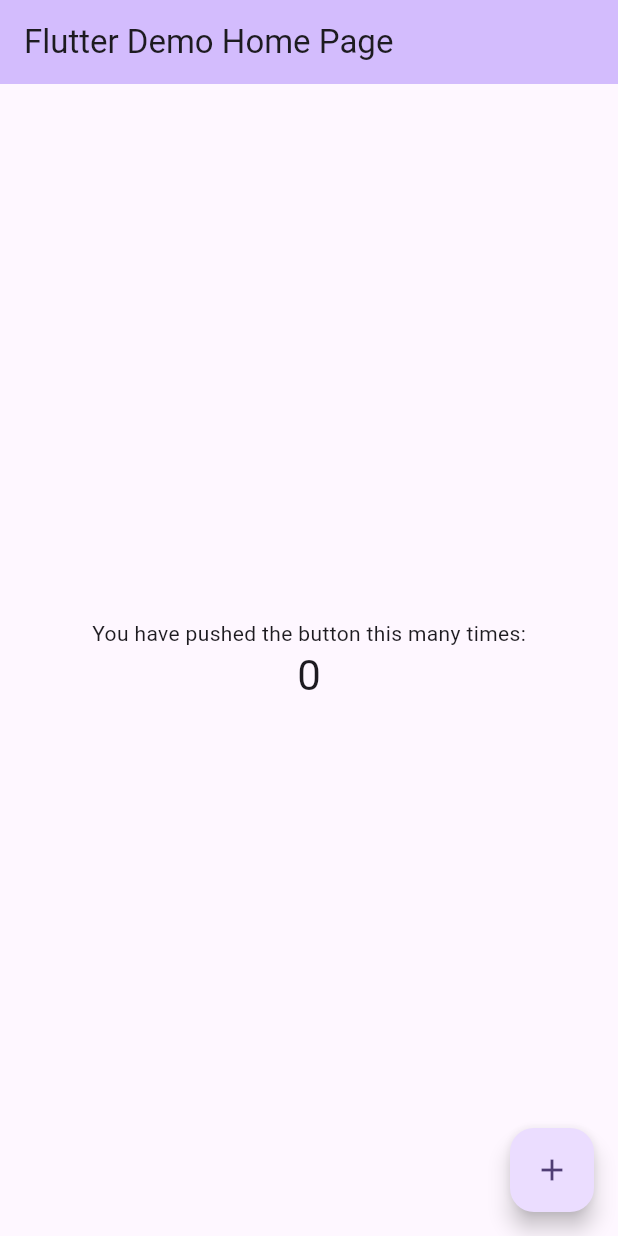
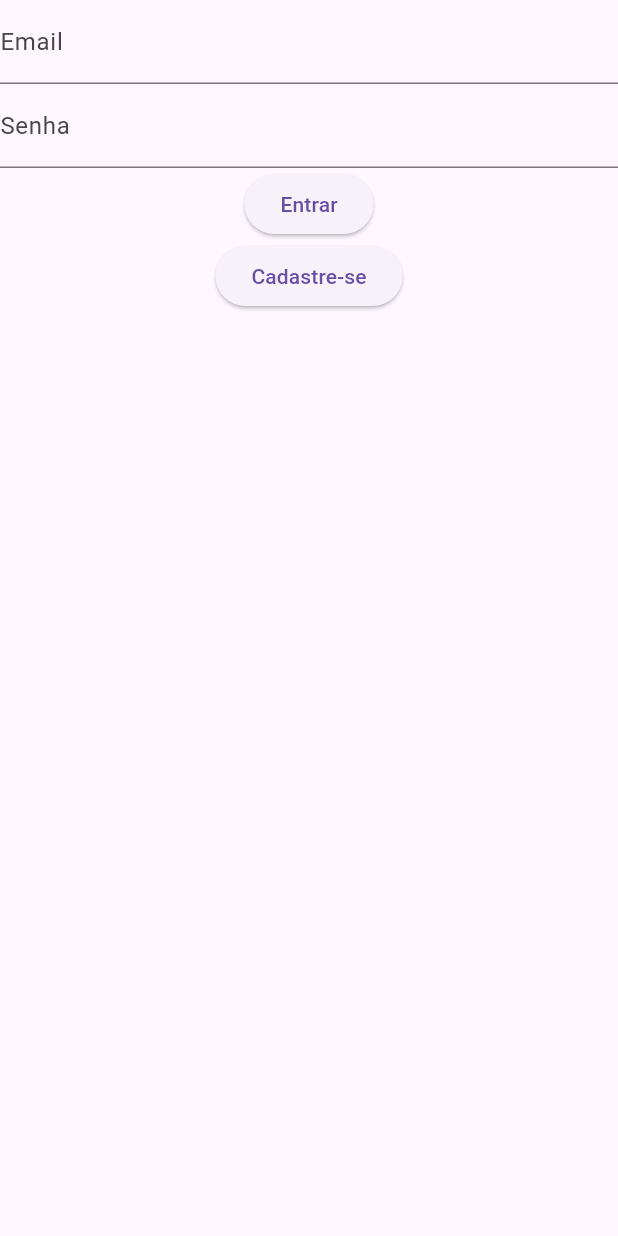
Before and after one commit to agrigorim/raa_pdm, a Flutter app: the screen it shows after launch, on a phone screen of 412 x 824 dp. Run offline on Flutter 3.47's test engine with Material 3 defaults, Android fonts, the phone set to English and light mode, and no system bars; our stand-ins replace firebase_auth, firebase_core; accounts and stored records are empty.

Commit message:
Login e Cadastro

```diff
--- /dev/null
+++ b/database.rules.json
@@ -0,0 +1,6 @@
+{
+  "rules": {
+    ".read": false,
+    ".write": false
+  }
+}
--- /dev/null
+++ b/firestore.indexes.json
@@ -0,0 +1,4 @@
+{
+  "indexes": [],
+  "fieldOverrides": []
+}
--- a/lib/main.dart
+++ b/lib/main.dart
@@ -1,125 +1,22 @@
 import 'package:flutter/material.dart';
+import 'package:firebase_core/firebase_core.dart';
+import 'package:provider/provider.dart';
+import 'package:raa_pdm/myapp.dart';
+import 'package:raa_pdm/firebase_options.dart';
+import 'package:raa_pdm/services/auth_service.dart';
 
-void main() {
-  runApp(const MyApp());
+void main() async {
+  WidgetsFlutterBinding.ensureInitialized();
+  await Firebase.initializeApp(
+    options: DefaultFirebaseOptions.currentPlatform,
+  );
+  Provider.debugCheckInvalidValueType = null;
+  runApp(
+    MultiProvider(
+      providers: [
+        ChangeNotifierProvider(create: (context) => AuthService()),
+      ],
+      child: const MyApp(),
+    ),
+  );
 }
-
-class MyApp extends StatelessWidget {
-  const MyApp({super.key});
-
-  // This widget is the root of your application.
-  @override
-  Widget build(BuildContext context) {
-    return MaterialApp(
-      title: 'Flutter Demo',
-      theme: ThemeData(
-        // This is the theme of your application.
-        //
-        // TRY THIS: Try running your application with "flutter run". You'll see
-        // the application has a purple toolbar. Then, without quitting the app,
-        // try changing the seedColor in the colorScheme below to Colors.green
-        // and then invoke "hot reload" (save your changes or press the "hot
-        // reload" button in a Flutter-supported IDE, or press "r" if you used
-        // the command line to start the app).
-        //
-        // Notice that the counter didn't reset back to zero; the application
-        // state is not lost during the reload. To reset the state, use hot
-        // restart instead.
-        //
-        // This works for code too, not just values: Most code changes can be
-        // tested with just a hot reload.
-        colorScheme: ColorScheme.fromSeed(seedColor: Colors.deepPurple),
-        useMaterial3: true,
-      ),
-      home: const MyHomePage(title: 'Flutter Demo Home Page'),
-    );
-  }
-}
-
-class MyHomePage extends StatefulWidget {
-  const MyHomePage({super.key, required this.title});
-
-  // This widget is the home page of your application. It is stateful, meaning
-  // that it has a State object (defined below) that contains fields that affect
-  // how it looks.
-
-  // This class is the configuration for the state. It holds the values (in this
-  // case the title) provided by the parent (in this case the App widget) and
-  // used by the build method of the State. Fields in a Widget subclass are
-  // always marked "final".
-
-  final String title;
-
-  @override
-  State<MyHomePage> createState() => _MyHomePageState();
-}
-
-class _MyHomePageState extends State<MyHomePage> {
-  int _counter = 0;
-
-  void _incrementCounter() {
-    setState(() {
-      // This call to setState tells the Flutter framework that something has
-      // changed in this State, which causes it to rerun the build method below
-      // so that the display can reflect the updated values. If we changed
-      // _counter without calling setState(), then the build method would not be
-      // called again, and so nothing would appear to happen.
-      _counter++;
-    });
-  }
-
-  @override
-  Widget build(BuildContext context) {
-    // This method is rerun every time setState is called, for instance as done
-    // by the _incrementCounter method above.
-    //
-    // The Flutter framework has been optimized to make rerunning build methods
-    // fast, so that you can just rebuild anything that needs updating rather
-    // than having to individually change instances of widgets.
-    return Scaffold(
-      appBar: AppBar(
-        // TRY THIS: Try changing the color here to a specific color (to
-        // Colors.amber, perhaps?) and trigger a hot reload to see the AppBar
-        // change color while the other colors stay the same.
-        backgroundColor: Theme.of(context).colorScheme.inversePrimary,
-        // Here we take the value from the MyHomePage object that was created by
-        // the App.build method, and use it to set our appbar title.
-        title: Text(widget.title),
-      ),
-      body: Center(
-        // Center is a layout widget. It takes a single child and positions it
-        // in the middle of the parent.
-        child: Column(
-          // Column is also a layout widget. It takes a list of children and
-          // arranges them vertically. By default, it sizes itself to fit its
-          // children horizontally, and tries to be as tall as its parent.
-          //
-          // Column has various properties to control how it sizes itself and
-          // how it positions its children. Here we use mainAxisAlignment to
-          // center the children vertically; the main axis here is the vertical
-          // axis because Columns are vertical (the cross axis would be
-          // horizontal).
-          //
-          // TRY THIS: Invoke "debug painting" (choose the "Toggle Debug Paint"
-          // action in the IDE, or press "p" in the console), to see the
-          // wireframe for each widget.
-          mainAxisAlignment: MainAxisAlignment.center,
-          children: <Widget>[
-            const Text(
-              'You have pushed the button this many times:',
-            ),
-            Text(
-              '$_counter',
-              style: Theme.of(context).textTheme.headlineMedium,
-            ),
-          ],
-        ),
-      ),
-      floatingActionButton: FloatingActionButton(
-        onPressed: _incrementCounter,
-        tooltip: 'Increment',
-        child: const Icon(Icons.add),
-      ), // This trailing comma makes auto-formatting nicer for build methods.
-    );
-  }
-}
--- /dev/null
+++ b/lib/models/usuario.dart
@@ -0,0 +1,17 @@
+class Usuario {
+  String _nome;
+  String _email;
+  String _senha;
+
+  Usuario({required String nome, required String email, required String senha})
+      : this._nome = nome,
+        this._email = email,
+        this._senha = senha;
+
+  String get nome => this._nome;
+  String get email => this._email;
+  String get senha => this._senha;
+  void set nome(String nome) => this._nome = nome;
+  void set email(String email) => this._email = email;
+  void set senha(String senha) => this._senha = senha;
+}
--- /dev/null
+++ b/lib/myapp.dart
@@ -0,0 +1,19 @@
+import 'package:flutter/material.dart';
+
+import 'package:raa_pdm/widgets/auth_check.dart';
+
+class MyApp extends StatelessWidget {
+  const MyApp({Key? key}) : super(key: key);
+
+  @override
+  Widget build(BuildContext context) {
+    return MaterialApp(
+      title: 'Reclamações UTFPR',
+      debugShowCheckedModeBanner: false,
+      theme: ThemeData(
+        primarySwatch: Colors.indigo,
+      ),
+      home: AuthCheck(),
+    );
+  }
+}
--- /dev/null
+++ b/lib/pages/login_page.dart
@@ -0,0 +1,107 @@
+import 'package:flutter/material.dart';
+import 'package:provider/provider.dart';
+import 'package:raa_pdm/pages/home_page.dart';
+import 'package:raa_pdm/pages/cadastro_page.dart';
+import 'package:raa_pdm/services/auth_service.dart';
+
+class LoginPage extends StatefulWidget {
+  const LoginPage({Key? key}) : super(key: key);
+
+  @override
+  State<LoginPage> createState() => _LoginPageState();
+}
+
+class _LoginPageState extends State<LoginPage> {
+  final formKey = GlobalKey<FormState>();
+  TextEditingController emailController = TextEditingController();
+  TextEditingController senhaController = TextEditingController();
+  final GlobalKey<NavigatorState> _navigator = GlobalKey<NavigatorState>();
+
+  bool loading = false;
+  bool logged = false;
+
+  login() async {
+    setState(() => loading = true);
+    try {
+      await context
+          .read<AuthService>()
+          .login(emailController.text, senhaController.text);
+    } on AuthException catch (e) {
+      setState(() => loading = false);
+      ScaffoldMessenger.of(context)
+          .showSnackBar(SnackBar(content: Text(e.mensagem)));
+    }
+    if (loading) {
+      setState(() => logged = true);
+      setState(() => loading = false);
+    }
+  }
+
+  @override
+  Widget build(BuildContext context) {
+    return Scaffold(
+      body: Form(
+        key: formKey,
+        child: Column(
+          children: <Widget>[
+            TextFormField(
+              controller: emailController,
+              decoration: InputDecoration(
+                labelText: 'Email',
+              ),
+              validator: (value) {
+                if (value?.isEmpty ?? true) {
+                  return 'Email obrigatório';
+                }
+                return null;
+              },
+            ),
+            TextFormField(
+              controller: senhaController,
+              decoration: InputDecoration(
+                labelText: 'Senha',
+              ),
+              validator: (value) {
+                if (value?.isEmpty ?? true) {
+                  return 'Senha obrigatória';
+                }
+                return null;
+              },
+            ),
+            ElevatedButton(
+              onPressed: () {
+                if (formKey.currentState != null &&
+                    formKey.currentState!.validate()) {
+                  login();
+                }
+                if (logged) {
+                  Navigator.push(
+                    context,
+                    MaterialPageRoute(
+                      builder: (context) => HomePage(),
+                    ),
+                  );
+                } else {
+                  ScaffoldMessenger.of(context).showSnackBar(
+                      SnackBar(content: Text('Usuário ou senha incorreto!')));
+                }
+              },
+              child: Text('Entrar'),
+            ),
+            ElevatedButton(
+              child: Text('Cadastre-se'),
+              onPressed: () {
+                Navigator.push(
+                  context,
+                  MaterialPageRoute(
+                    builder: (context) => CadastroPage(),
+                  ),
+                );
+              },
+            ),
+          ],
+        ),
+      ),
+    );
+  }
+}
--- /dev/null
+++ b/lib/services/auth_service.dart
@@ -0,0 +1,61 @@
+import 'package:firebase_auth/firebase_auth.dart';
+import 'package:flutter/material.dart';
+
+class AuthException implements Exception {
+  String mensagem;
+  AuthException(this.mensagem);
+}
+
+class AuthService extends ChangeNotifier {
+  final FirebaseAuth _auth = FirebaseAuth.instance;
+  User? usuario;
+  bool isLoading;
+
+  AuthService() : isLoading = true {
+    _authCheck();
+  }
+
+  _authCheck() {
+    _auth.authStateChanges().listen((User? user) {
+      usuario = (user == null) ? null : user;
+      isLoading = false;
+      notifyListeners();
+    });
+  }
+
+  _getUser() {
+    usuario = _auth.currentUser;
+    notifyListeners();
+  }
+
+  registrar(String email, String senha) async {
+    try {
+      await _auth.createUserWithEmailAndPassword(email: email, password: senha);
+      _getUser();
+    } on FirebaseAuthException catch (e) {
+      if (e.code == 'weak-password') {
+        throw AuthException('A senha é muito fraca!');
+      } else if (e.code == 'email-already-in-use') {
+        throw AuthException('Este email já está cadastrado');
+      }
+    }
+  }
+
+  login(String email, String senha) async {
+    try {
+      await _auth.signInWithEmailAndPassword(email: email, password: senha);
+      _getUser();
+    } on FirebaseAuthException catch (e) {
+      if (e.code == 'user-not-found') {
+        throw AuthException('Email não encontrado. Cadastre-se.');
+      } else if (e.code == 'wrong-password') {
+        throw AuthException('Senha incorreta. Tente novamente');
+      }
+    }
+  }
+
+  logout() async {
+    await _auth.signOut();
+    _getUser();
+  }
+}
--- /dev/null
+++ b/lib/widgets/auth_check.dart
@@ -0,0 +1,35 @@
+import 'package:flutter/material.dart';
+import 'package:provider/provider.dart';
+import 'package:raa_pdm/pages/home_page.dart';
+import 'package:raa_pdm/pages/login_page.dart';
+import 'package:raa_pdm/services/auth_service.dart';
+
+class AuthCheck extends StatefulWidget {
+  const AuthCheck({Key? key}) : super(key: key);
+
+  @override
+  State<AuthCheck> createState() => AuthCheckState();
+}
+
+class AuthCheckState extends State<AuthCheck> {
+  @override
+  Widget build(BuildContext context) {
+    AuthService auth = Provider.of<AuthService>(context);
+
+    if (auth.isLoading) {
+      return loading();
+    } else if (auth.usuario == null) {
+      return const LoginPage();
+    } else {
+      return const HomePage();
+    }
+  }
+
+  loading() {
+    return const Scaffold(
+      body: Center(
+        child: CircularProgressIndicator(),
+      ),
+    );
+  }
+}
```
Also changed, not shown: lib/models/solicitacao.dart (added, +10 -0 lines), lib/pages/adicionar_solicitacao_page.dart (added, +15 -0 lines), lib/pages/cadastro_page.dart (added, +91 -0 lines), lib/pages/home_page.dart (added, +15 -0 lines), pubspec.yaml (+6 -71 lines), firebase.json (added), lib/firebase_options.dart (added), pubspec.lock, 5 other files.
